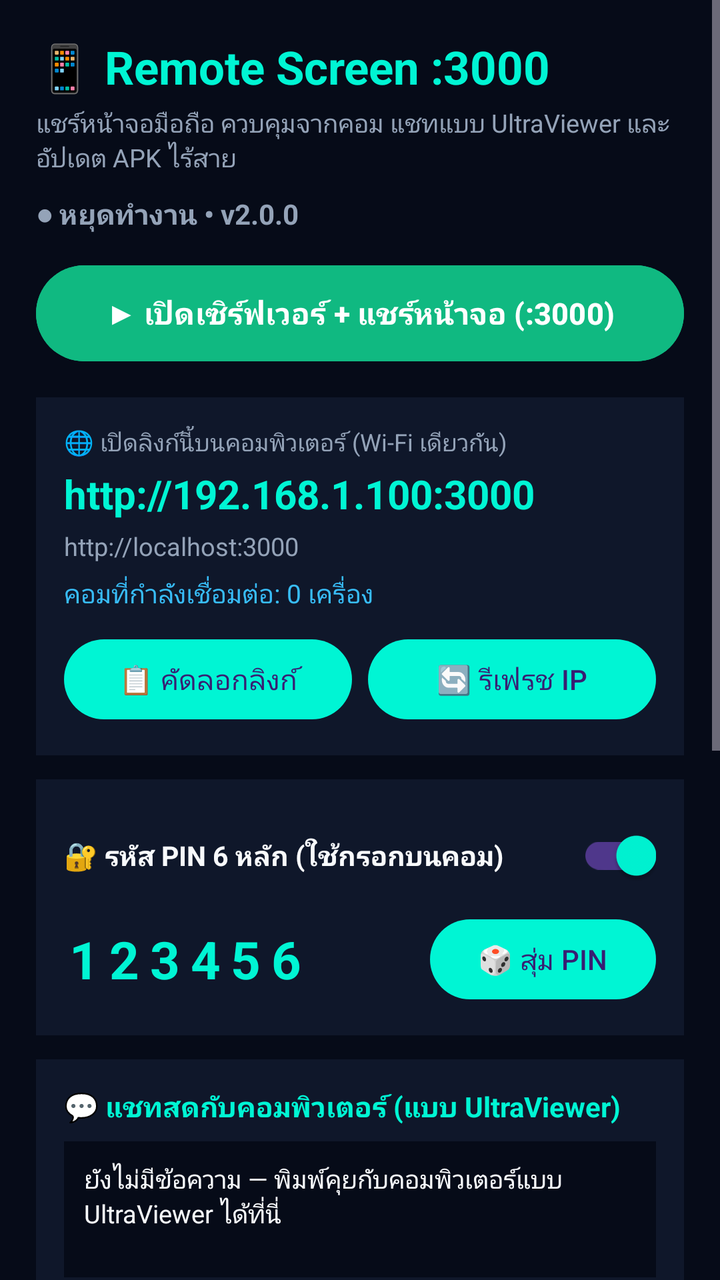
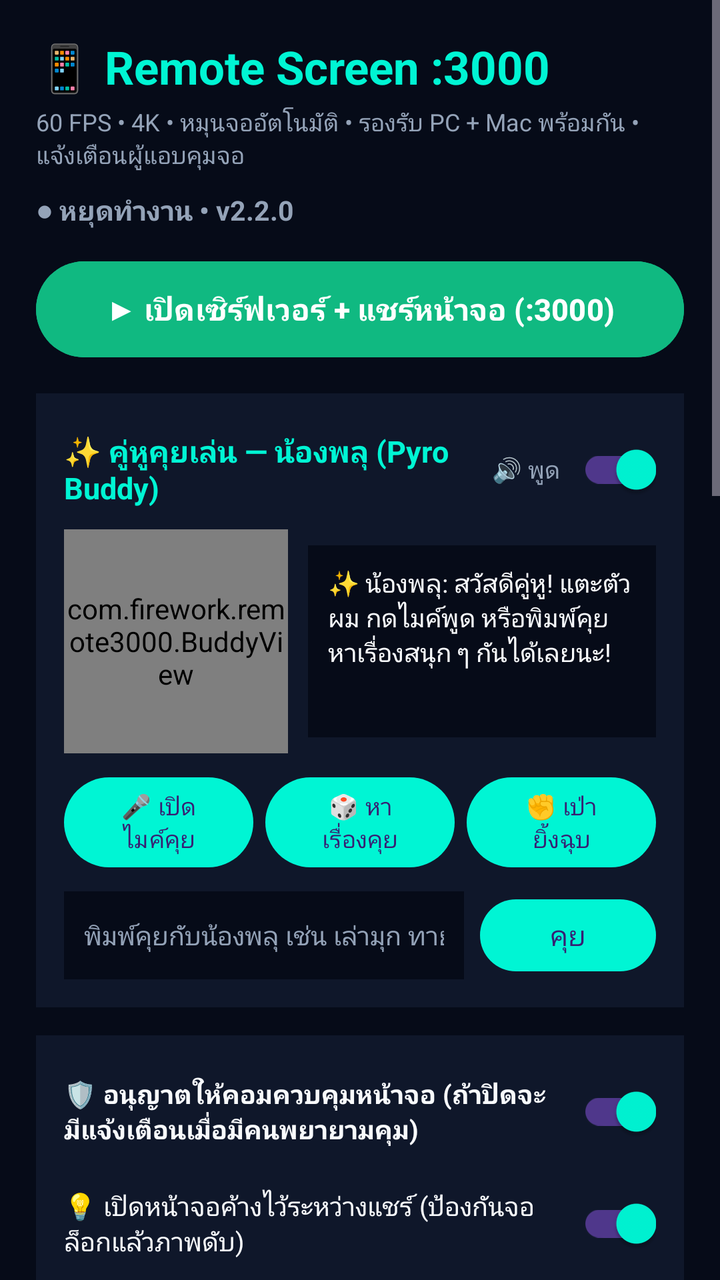

The first picture is an Android layout as it rendered before a commit; the second is the same layout after the commit. The layout source and the unified diff follow.
<!-- AndroidManifest.xml: application theme Theme.RemoteScreen3000 -->
<!-- res/layout/activity_main.xml -->
<?xml version="1.0" encoding="utf-8"?>
<ScrollView xmlns:android="http://schemas.android.com/apk/res/android"
    android:layout_width="match_parent"
    android:layout_height="match_parent"
    android:background="@color/bg_dark"
    android:fillViewport="true">

    <LinearLayout
        android:layout_width="match_parent"
        android:layout_height="wrap_content"
        android:orientation="vertical"
        android:padding="18dp">

        <TextView
            android:layout_width="wrap_content"
            android:layout_height="wrap_content"
            android:text="📱 Remote Screen :3000"
            android:textColor="@color/accent_cyan"
            android:textSize="23sp"
            android:textStyle="bold" />

        <TextView
            android:layout_width="wrap_content"
            android:layout_height="wrap_content"
            android:layout_marginTop="4dp"
            android:text="แชร์หน้าจอมือถือ ควบคุมจากคอม แชทแบบ UltraViewer และอัปเดต APK ไร้สาย"
            android:textColor="@color/text_dim"
            android:textSize="12.5sp" />

        <TextView
            android:id="@+id/tvStatusBadge"
            android:layout_width="wrap_content"
            android:layout_height="wrap_content"
            android:layout_marginTop="10dp"
            android:text="● หยุดทำงาน • v2.0.0"
            android:textColor="@color/text_dim"
            android:textSize="14sp"
            android:textStyle="bold" />

        <Button
            android:id="@+id/btnToggleServer"
            android:layout_width="match_parent"
            android:layout_height="56dp"
            android:layout_marginTop="12dp"
            android:backgroundTint="@color/accent_green"
            android:text="▶ เปิดเซิร์ฟเวอร์ + แชร์หน้าจอ (:3000)"
            android:textAllCaps="false"
            android:textColor="#FFFFFF"
            android:textSize="15sp"
            android:textStyle="bold" />

        
        <LinearLayout
            android:layout_width="match_parent"
            android:layout_height="wrap_content"
            android:layout_marginTop="14dp"
            android:background="@color/card_dark"
            android:orientation="vertical"
            android:padding="14dp">

            <TextView
                android:layout_width="wrap_content"
                android:layout_height="wrap_content"
                android:text="🌐 เปิดลิงก์นี้บนคอมพิวเตอร์ (Wi-Fi เดียวกัน)"
                android:textColor="@color/text_dim"
                android:textSize="12sp" />

            <TextView
                android:id="@+id/tvLanUrl"
                android:layout_width="wrap_content"
                android:layout_height="wrap_content"
                android:layout_marginTop="4dp"
                android:text="http://192.168.1.100:3000"
                android:textColor="@color/accent_cyan"
                android:textIsSelectable="true"
                android:textSize="20sp"
                android:textStyle="bold" />

            <TextView
                android:id="@+id/tvLocalUrl"
                android:layout_width="wrap_content"
                android:layout_height="wrap_content"
                android:layout_marginTop="4dp"
                android:text="http://localhost:3000"
                android:textColor="@color/text_dim"
                android:textIsSelectable="true"
                android:textSize="12.5sp" />

            <TextView
                android:id="@+id/tvClients"
                android:layout_width="wrap_content"
                android:layout_height="wrap_content"
                android:layout_marginTop="6dp"
                android:text="คอมที่กำลังเชื่อมต่อ: 0 เครื่อง"
                android:textColor="@color/accent_blue"
                android:textSize="13sp" />

            <LinearLayout
                android:layout_width="match_parent"
                android:layout_height="wrap_content"
                android:layout_marginTop="10dp"
                android:orientation="horizontal">

                <Button
                    android:id="@+id/btnCopyLan"
                    android:layout_width="0dp"
                    android:layout_height="wrap_content"
                    android:layout_marginEnd="8dp"
                    android:layout_weight="1"
                    android:text="📋 คัดลอกลิงก์"
                    android:textAllCaps="false" />

                <Button
                    android:id="@+id/btnRefreshIp"
                    android:layout_width="0dp"
                    android:layout_height="wrap_content"
                    android:layout_weight="1"
                    android:text="🔄 รีเฟรช IP"
                    android:textAllCaps="false" />
            </LinearLayout>
        </LinearLayout>

        
        <LinearLayout
            android:layout_width="match_parent"
            android:layout_height="wrap_content"
            android:layout_marginTop="12dp"
            android:background="@color/card_dark"
            android:orientation="vertical"
            android:padding="14dp">

            <LinearLayout
                android:layout_width="match_parent"
                android:layout_height="wrap_content"
                android:gravity="center_vertical"
                android:orientation="horizontal">

                <TextView
                    android:layout_width="0dp"
                    android:layout_height="wrap_content"
                    android:layout_weight="1"
                    android:text="🔐 รหัส PIN 6 หลัก (ใช้กรอกบนคอม)"
                    android:textColor="@color/text_main"
                    android:textSize="13.5sp"
                    android:textStyle="bold" />

                <com.google.android.material.switchmaterial.SwitchMaterial
                    android:id="@+id/switchPin"
                    android:layout_width="wrap_content"
                    android:layout_height="wrap_content"
                    android:checked="true" />
            </LinearLayout>

            <LinearLayout
                android:layout_width="match_parent"
                android:layout_height="wrap_content"
                android:layout_marginTop="4dp"
                android:gravity="center_vertical"
                android:orientation="horizontal">

                <TextView
                    android:id="@+id/tvPinCode"
                    android:layout_width="0dp"
                    android:layout_height="wrap_content"
                    android:layout_weight="1"
                    android:letterSpacing="0.2"
                    android:text="123456"
                    android:textColor="@color/accent_cyan"
                    android:textSize="26sp"
                    android:textStyle="bold" />

                <Button
                    android:id="@+id/btnNewPin"
                    android:layout_width="wrap_content"
                    android:layout_height="wrap_content"
                    android:text="🎲 สุ่ม PIN"
                    android:textAllCaps="false" />
            </LinearLayout>
        </LinearLayout>

        
        <LinearLayout
            android:layout_width="match_parent"
            android:layout_height="wrap_content"
            android:layout_marginTop="12dp"
            android:background="@color/card_dark"
            android:orientation="vertical"
            android:padding="14dp">

            <TextView
                android:layout_width="wrap_content"
                android:layout_height="wrap_content"
                android:text="💬 แชทสดกับคอมพิวเตอร์ (แบบ UltraViewer)"
                android:textColor="@color/accent_cyan"
                android:textSize="14sp"
                android:textStyle="bold" />

            <TextView
                android:id="@+id/tvChatLog"
                android:layout_width="match_parent"
                android:layout_height="wrap_content"
                android:layout_marginTop="8dp"
                android:background="#060B18"
                android:minHeight="68dp"
                android:padding="10dp"
                android:text="ยังไม่มีข้อความ — พิมพ์คุยกับคอมพิวเตอร์แบบ UltraViewer ได้ที่นี่"
                android:textColor="@color/text_main"
                android:textSize="12.5sp" />

            <LinearLayout
                android:layout_width="match_parent"
                android:layout_height="wrap_content"
                android:layout_marginTop="8dp"
                android:gravity="center_vertical"
                android:orientation="horizontal">

                <EditText
                    android:id="@+id/etPhoneChat"
                    android:layout_width="0dp"
                    android:layout_height="44dp"
                    android:layout_marginEnd="8dp"
                    android:layout_weight="1"
                    android:background="#060B18"
                    android:hint="พิมพ์ข้อความส่งไปหน้าจอคอม..."
                    android:inputType="text"
                    android:paddingStart="10dp"
                    android:paddingEnd="10dp"
                    android:textColor="@color/text_main"
                    android:textColorHint="@color/text_dim"
                    android:textSize="13sp" />

                <Button
                    android:id="@+id/btnSendPhoneChat"
                    android:layout_width="wrap_content"
                    android:layout_height="44dp"
                    android:text="ส่ง"
                    android:textAllCaps="false" />
            </LinearLayout>
        </LinearLayout>

        
        <LinearLayout
            android:layout_width="match_parent"
            android:layout_height="wrap_content"
            android:layout_marginTop="12dp"
            android:background="@color/card_dark"
            android:orientation="vertical"
            android:padding="14dp">

            <TextView
                android:layout_width="wrap_content"
                android:layout_height="wrap_content"
                android:text="🕹️ สิทธิ์ควบคุมหน้าจอจากคอม (Accessibility)"
                android:textColor="@color/text_main"
                android:textSize="14sp"
                android:textStyle="bold" />

            <TextView
                android:id="@+id/tvAccStatus"
                android:layout_width="wrap_content"
                android:layout_height="wrap_content"
                android:layout_marginTop="6dp"
                android:text="⚠️ ยังไม่ได้เปิดสิทธิ์ Accessibility"
                android:textColor="@color/accent_blue"
                android:textSize="12.5sp" />

            <Button
                android:id="@+id/btnOpenAccessibility"
                android:layout_width="match_parent"
                android:layout_height="wrap_content"
                android:layout_marginTop="8dp"
                android:text="⚙️ เปิดหน้าตั้งค่า Accessibility"
                android:textAllCaps="false" />
        </LinearLayout>

        
        <LinearLayout
            android:layout_width="match_parent"
            android:layout_height="wrap_content"
            android:layout_marginTop="12dp"
            android:background="@color/card_dark"
            android:orientation="vertical"
            android:padding="14dp">

            <TextView
                android:layout_width="wrap_content"
                android:layout_height="wrap_content"
                android:text="🔄 อัปเดตแอปไร้สาย (OTA Update)"
                android:textColor="@color/text_main"
                android:textSize="14sp"
                android:textStyle="bold" />

            <TextView
                android:layout_width="wrap_content"
                android:layout_height="wrap_content"
                android:layout_marginTop="4dp"
                android:text="อัปเดตได้ 2 วิธี: ส่งไฟล์ .apk จากหน้าเว็บคอมพิวเตอร์โดยตรง หรือวางลิงก์ .apk ด้านล่าง"
                android:textColor="@color/text_dim"
                android:textSize="12sp" />

            <EditText
                android:id="@+id/etUpdateUrl"
                android:layout_width="match_parent"
                android:layout_height="42dp"
                android:layout_marginTop="8dp"
                android:background="#060B18"
                android:hint="https://.../RemoteScreen3000.apk"
                android:inputType="textUri"
                android:paddingStart="10dp"
                android:paddingEnd="10dp"
                android:textColor="@color/text_main"
                android:textColorHint="@color/text_dim"
                android:textSize="12.5sp" />

            <Button
                android:id="@+id/btnDownloadUpdate"
                android:layout_width="match_parent"
                android:layout_height="wrap_content"
                android:layout_marginTop="8dp"
                android:text="⬇️ โหลดและอัปเดต APK"
                android:textAllCaps="false" />
        </LinearLayout>

        <TextView
            android:id="@+id/tvError"
            android:layout_width="match_parent"
            android:layout_height="wrap_content"
            android:layout_marginTop="10dp"
            android:textColor="@color/accent_red"
            android:textSize="13sp" />
    </LinearLayout>
</ScrollView>
<!-- resources referenced by this layout -->
<resources>
  <color name="accent_blue">#38BDF8</color>
  <color name="accent_cyan">#00F5D4</color>
  <color name="accent_green">#10B981</color>
  <color name="accent_red">#EF4444</color>
  <color name="bg_dark">#060B18</color>
  <color name="card_dark">#0F172A</color>
  <color name="text_dim">#94A3B8</color>
  <color name="text_main">#F8FAFC</color>
  <style name="Theme.RemoteScreen3000" parent="Theme.Material3.Dark.NoActionBar">
          <item name="colorPrimary">@color/accent_cyan</item>
          <item name="colorSecondary">@color/accent_blue</item>
          <item name="android:windowBackground">@color/bg_dark</item>
          <item name="android:statusBarColor">@color/bg_dark</item>
          <item name="android:navigationBarColor">@color/bg_dark</item>
      </style>
</resources>

<!-- the commit's change to res/layout/activity_main.xml (unified diff, before → after) -->
@@ -23,18 +23,18 @@
             android:layout_width="wrap_content"
             android:layout_height="wrap_content"
             android:layout_marginTop="4dp"
-            android:text="แชร์หน้าจอมือถือ ควบคุมจากคอม แชทแบบ UltraViewer และอัปเดต APK ไร้สาย"
+            android:text="60 FPS • 4K • หมุนจออัตโนมัติ • รองรับ PC + Mac พร้อมกัน • แจ้งเตือนผู้แอบคุมจอ"
             android:textColor="@color/text_dim"
-            android:textSize="12.5sp" />
+            android:textSize="12sp" />
 
         <TextView
             android:id="@+id/tvStatusBadge"
             android:layout_width="wrap_content"
             android:layout_height="wrap_content"
             android:layout_marginTop="10dp"
-            android:text="● หยุดทำงาน • v2.0.0"
+            android:text="● หยุดทำงาน • v2.2.0"
             android:textColor="@color/text_dim"
-            android:textSize="14sp"
+            android:textSize="13.5sp"
             android:textStyle="bold" />
 
         <Button
@@ -58,10 +58,195 @@
             android:orientation="vertical"
             android:padding="14dp">
 
-            <TextView
-                android:layout_width="wrap_content"
-                android:layout_height="wrap_content"
-                android:text="🌐 เปิดลิงก์นี้บนคอมพิวเตอร์ (Wi-Fi เดียวกัน)"
+            <LinearLayout
+                android:layout_width="match_parent"
+                android:layout_height="wrap_content"
+                android:gravity="center_vertical"
+                android:orientation="horizontal">
+
+                <TextView
+                    android:layout_width="0dp"
+                    android:layout_height="wrap_content"
+                    android:layout_weight="1"
+                    android:text="✨ คู่หูคุยเล่น — น้องพลุ (Pyro Buddy)"
+                    android:textColor="@color/accent_cyan"
+                    android:textSize="15sp"
+                    android:textStyle="bold" />
+
+                <TextView
+                    android:layout_width="wrap_content"
+                    android:layout_height="wrap_content"
+                    android:text="🔊 พูด"
+                    android:textColor="@color/text_dim"
+                    android:textSize="12sp" />
+
+                <com.google.android.material.switchmaterial.SwitchMaterial
+                    android:id="@+id/switchBuddyVoice"
+                    android:layout_width="wrap_content"
+                    android:layout_height="wrap_content"
+                    android:checked="true" />
+            </LinearLayout>
+
+            <LinearLayout
+                android:layout_width="match_parent"
+                android:layout_height="wrap_content"
+                android:layout_marginTop="6dp"
+                android:gravity="center_vertical"
+                android:orientation="horizontal">
+
+                <com.firework.remote3000.BuddyView
+                    android:id="@+id/buddyView"
+                    android:layout_width="112dp"
+                    android:layout_height="112dp" />
+
+                <TextView
+                    android:id="@+id/tvBuddySpeech"
+                    android:layout_width="0dp"
+                    android:layout_height="wrap_content"
+                    android:layout_marginStart="10dp"
+                    android:layout_weight="1"
+                    android:background="#060B18"
+                    android:minHeight="96dp"
+                    android:padding="10dp"
+                    android:text="✨ น้องพลุ: สวัสดีคู่หู! แตะตัวผม กดไมค์พูด หรือพิมพ์คุยหาเรื่องสนุก ๆ กันได้เลยนะ!"
+                    android:textColor="@color/text_main"
+                    android:textSize="12.5sp" />
+            </LinearLayout>
+
+            <LinearLayout
+                android:layout_width="match_parent"
+                android:layout_height="wrap_content"
+                android:layout_marginTop="8dp"
+                android:orientation="horizontal">
+
+                <Button
+                    android:id="@+id/btnBuddyMic"
+                    android:layout_width="0dp"
+                    android:layout_height="wrap_content"
+                    android:layout_marginEnd="6dp"
+                    android:layout_weight="1"
+                    android:text="🎤 เปิดไมค์คุย"
+                    android:textAllCaps="false"
+                    android:textSize="12sp" />
+
+                <Button
+                    android:id="@+id/btnBuddyTopic"
+                    android:layout_width="0dp"
+                    android:layout_height="wrap_content"
+                    android:layout_marginEnd="6dp"
+                    android:layout_weight="1"
+                    android:text="🎲 หาเรื่องคุย"
+                    android:textAllCaps="false"
+                    android:textSize="12sp" />
+
+                <Button
+                    android:id="@+id/btnBuddyGame"
+                    android:layout_width="0dp"
+                    android:layout_height="wrap_content"
+                    android:layout_weight="1"
+                    android:text="✊ เป่ายิ้งฉุบ"
+                    android:textAllCaps="false"
+                    android:textSize="12sp" />
+            </LinearLayout>
+
+            <LinearLayout
+                android:layout_width="match_parent"
+                android:layout_height="wrap_content"
+                android:layout_marginTop="8dp"
+                android:gravity="center_vertical"
+                android:orientation="horizontal">
+
+                <EditText
+                    android:id="@+id/etBuddyInput"
+                    android:layout_width="0dp"
+                    android:layout_height="44dp"
+                    android:layout_marginEnd="8dp"
+                    android:layout_weight="1"
+                    android:background="#060B18"
+                    android:hint="พิมพ์คุยกับน้องพลุ เช่น เล่ามุก ทายปัญหา..."
+                    android:inputType="text"
+                    android:paddingStart="10dp"
+                    android:paddingEnd="10dp"
+                    android:textColor="@color/text_main"
+                    android:textColorHint="@color/text_dim"
+                    android:textSize="13sp" />
+
+                <Button
+                    android:id="@+id/btnBuddySend"
+                    android:layout_width="wrap_content"
+                    android:layout_height="44dp"
+                    android:text="คุย"
+                    android:textAllCaps="false" />
+            </LinearLayout>
+        </LinearLayout>
+
+        
+        <LinearLayout
+            android:layout_width="match_parent"
+            android:layout_height="wrap_content"
+            android:layout_marginTop="14dp"
+            android:background="@color/card_dark"
+            android:orientation="vertical"
+            android:padding="14dp">
+
+            <LinearLayout
+                android:layout_width="match_parent"
+                android:layout_height="wrap_content"
+                android:gravity="center_vertical"
+                android:orientation="horizontal">
+
+                <TextView
+                    android:layout_width="0dp"
+                    android:layout_height="wrap_content"
+                    android:layout_weight="1"
+                    android:text="🛡️ อนุญาตให้คอมควบคุมหน้าจอ (ถ้าปิดจะมีแจ้งเตือนเมื่อมีคนพยายามคุม)"
+                    android:textColor="@color/text_main"
+                    android:textSize="13sp"
+                    android:textStyle="bold" />
+
+                <com.google.android.material.switchmaterial.SwitchMaterial
+                    android:id="@+id/switchAllowControl"
+                    android:layout_width="wrap_content"
+                    android:layout_height="wrap_content"
+                    android:checked="true" />
+            </LinearLayout>
+
+            <LinearLayout
+                android:layout_width="match_parent"
+                android:layout_height="wrap_content"
+                android:layout_marginTop="8dp"
+                android:gravity="center_vertical"
+                android:orientation="horizontal">
+
+                <TextView
+                    android:layout_width="0dp"
+                    android:layout_height="wrap_content"
+                    android:layout_weight="1"
+                    android:text="💡 เปิดหน้าจอค้างไว้ระหว่างแชร์ (ป้องกันจอล็อกแล้วภาพดับ)"
+                    android:textColor="@color/text_main"
+                    android:textSize="13sp" />
+
+                <com.google.android.material.switchmaterial.SwitchMaterial
+                    android:id="@+id/switchKeepAwake"
+                    android:layout_width="wrap_content"
+                    android:layout_height="wrap_content"
+                    android:checked="true" />
+            </LinearLayout>
+        </LinearLayout>
+
+        
+        <LinearLayout
+            android:layout_width="match_parent"
+            android:layout_height="wrap_content"
+            android:layout_marginTop="12dp"
+            android:background="@color/card_dark"
+            android:orientation="vertical"
+            android:padding="14dp">
+
+            <TextView
+                android:layout_width="wrap_content"
+                android:layout_height="wrap_content"
+                android:text="🌐 เปิดลิงก์นี้บน PC / Mac (Wi-Fi เดียวกัน)"
                 android:textColor="@color/text_dim"
                 android:textSize="12sp" />
 
@@ -80,20 +265,32 @@
                 android:id="@+id/tvLocalUrl"
                 android:layout_width="wrap_content"
                 android:layout_height="wrap_content"
-                android:layout_marginTop="4dp"
+                android:layout_marginTop="3dp"
                 android:text="http://localhost:3000"
                 android:textColor="@color/text_dim"
                 android:textIsSelectable="true"
-                android:textSize="12.5sp" />
+                android:textSize="12sp" />
 
             <TextView
                 android:id="@+id/tvClients"
                 android:layout_width="wrap_content"
                 android:layout_height="wrap_content"
+                android:layout_marginTop="8dp"
+                android:text="อุปกรณ์ที่กำลังเปิดดู/คุมพร้อมกัน: 0 เครื่อง"
+                android:textColor="@color/accent_blue"
+                android:textSize="12.5sp"
+                android:textStyle="bold" />
+
+            <TextView
+                android:id="@+id/tvClientsList"
+                android:layout_width="match_parent"
+                android:layout_height="wrap_content"
                 android:layout_marginTop="6dp"
-                android:text="คอมที่กำลังเชื่อมต่อ: 0 เครื่อง"
-                android:textColor="@color/accent_blue"
-                android:textSize="13sp" />
+                android:background="#060B18"
+                android:padding="8dp"
+                android:text="ยังไม่มีเครื่องอื่นเชื่อมต่อเข้ามา"
+                android:textColor="@color/text_main"
+                android:textSize="12sp" />
 
             <LinearLayout
                 android:layout_width="match_parent"
@@ -118,6 +315,35 @@
                     android:text="🔄 รีเฟรช IP"
                     android:textAllCaps="false" />
             </LinearLayout>
+        </LinearLayout>
+
+        
+        <LinearLayout
+            android:layout_width="match_parent"
+            android:layout_height="wrap_content"
+            android:layout_marginTop="12dp"
+            android:background="@color/card_dark"
+            android:orientation="vertical"
+            android:padding="14dp">
+
+            <TextView
+                android:layout_width="wrap_content"
+                android:layout_height="wrap_content"
+                android:text="🚨 แจ้งเตือนความปลอดภัย (ผู้พยายามคุมจอ)"
+                android:textColor="@color/accent_red"
+                android:textSize="13.5sp"
+                android:textStyle="bold" />
+
+            <TextView
+                android:id="@+id/tvSecurityAlerts"
+                android:layout_width="match_parent"
+                android:layout_height="wrap_content"
+                android:layout_marginTop="6dp"
+                android:background="#060B18"
+                android:padding="8dp"
+                android:text="ปกติ — ยังไม่มีการพยายามคุมจอขณะปิดสิทธิ์"
+                android:textColor="@color/text_main"
+                android:textSize="12sp" />
         </LinearLayout>
 
         
@@ -290,14 +516,6 @@
                 android:textSize="14sp"
                 android:textStyle="bold" />
 
-            <TextView
-                android:layout_width="wrap_content"
-                android:layout_height="wrap_content"
-                android:layout_marginTop="4dp"
-                android:text="อัปเดตได้ 2 วิธี: ส่งไฟล์ .apk จากหน้าเว็บคอมพิวเตอร์โดยตรง หรือวางลิงก์ .apk ด้านล่าง"
-                android:textColor="@color/text_dim"
-                android:textSize="12sp" />
-
             <EditText
                 android:id="@+id/etUpdateUrl"
                 android:layout_width="match_parent"
